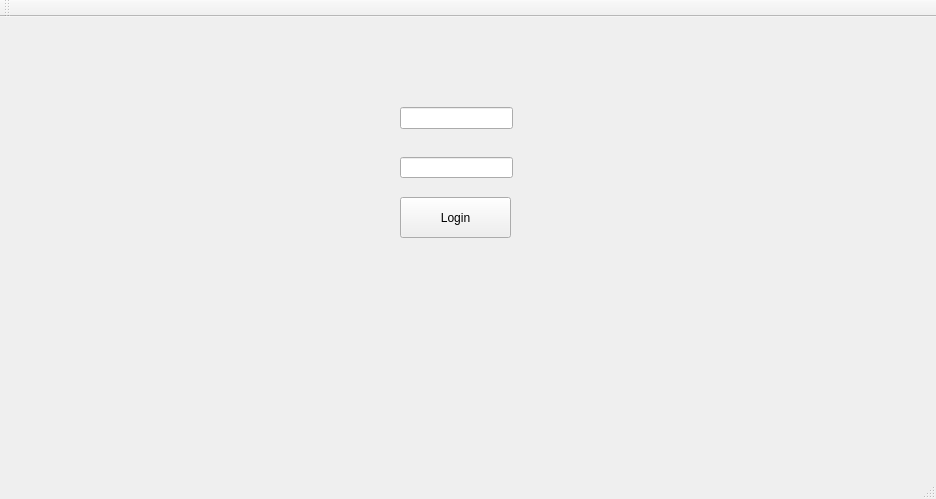
Qt form Gartic-Frontend/Gartic-Frontend/LoginWindow.ui (rusuuu/Professional-Googlers) before a commit.
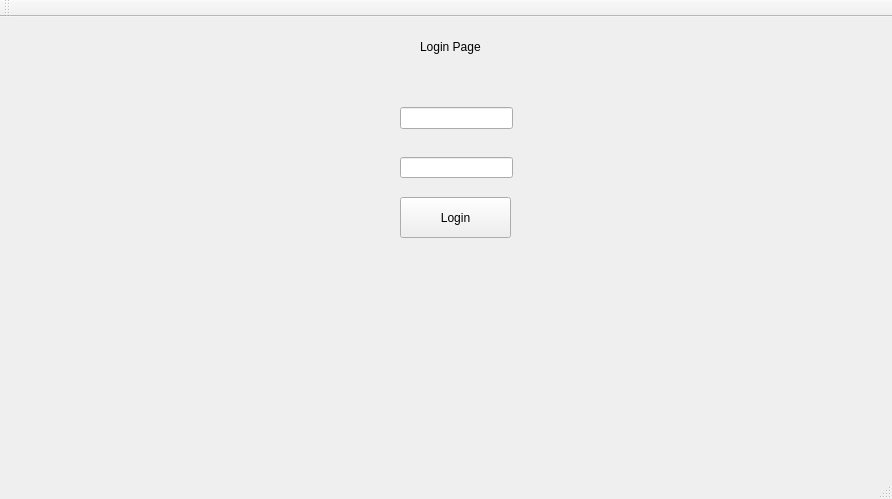
The same form after that commit.

Commit message: Login Title in Login Page

```diff
--- a/Gartic-Frontend/Gartic-Frontend/LoginWindow.ui
+++ b/Gartic-Frontend/Gartic-Frontend/LoginWindow.ui
@@ -6,7 +6,7 @@
    <rect>
     <x>0</x>
     <y>0</y>
-    <width>936</width>
+    <width>892</width>
     <height>499</height>
    </rect>
   </property>
@@ -50,6 +50,19 @@
      </rect>
     </property>
    </widget>
+   <widget class="QLabel" name="LoginTitlePage">
+    <property name="geometry">
+     <rect>
+      <x>420</x>
+      <y>20</y>
+      <width>61</width>
+      <height>20</height>
+     </rect>
+    </property>
+    <property name="text">
+     <string>Login Page</string>
+    </property>
+   </widget>
   </widget>
   <widget class="QMenuBar" name="menuBar">
    <property name="geometry">
```
Left out of the diff: 2 changed lines with no effect on the pictures. The commit also changes 2 other files.
